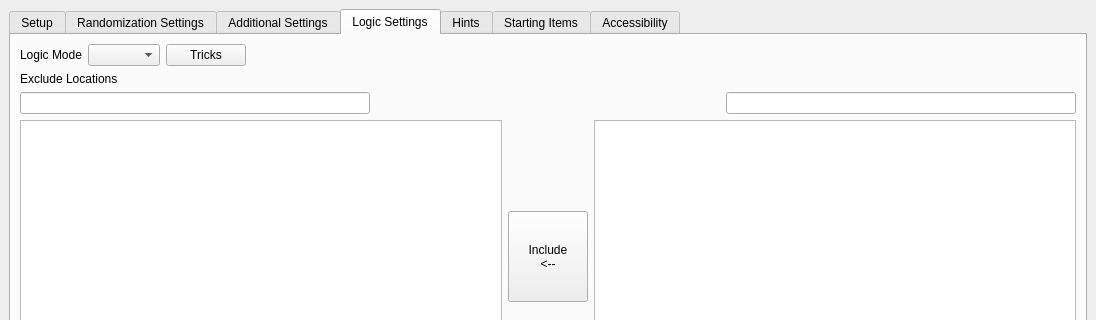
The window that gui/randogui.ui (ssrando/ssrando) describes before a commit, drawn with Qt 5; both pictures show x 0 to 1096 and y 0 to 320 of the 1096 by 738 pixel window.
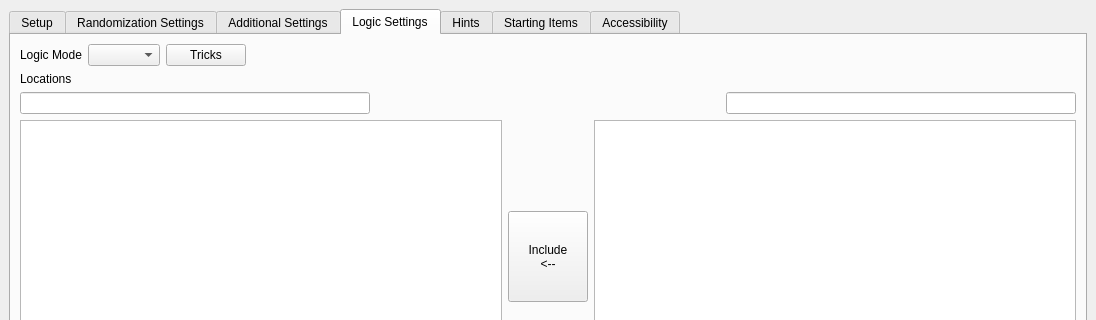
The same window after the commit. The open tabs and pages were chosen to show the change.

```diff
--- a/gui/randogui.ui
+++ b/gui/randogui.ui
@@ -1331,7 +1331,7 @@
             <item>
              <widget class="QLabel" name="label_exclude_locations">
               <property name="text">
-               <string>Exclude Locations</string>
+               <string>Locations</string>
               </property>
              </widget>
             </item>
```
Left out of the diff: 26 changed lines with no effect on the pictures.
